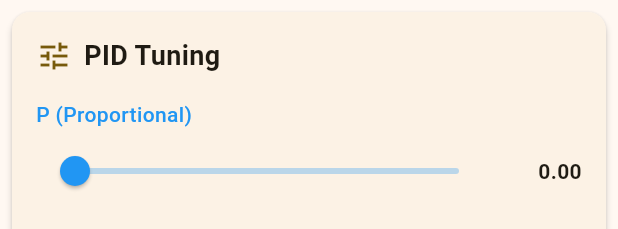
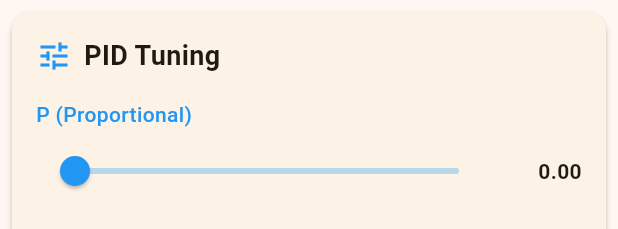
Before and after one commit to Amalshaheen/line_follower_control_center, a Flutter app: the PIDControlPanel widget shown alone on an empty page, opened directly with empty values, on a phone screen of 412 x 824 dp. Shown: the top 229 px of the screen. Run offline on Flutter 3.47's test engine with Material 3 defaults, Android fonts, the phone set to English and light mode, and no system bars; our stand-ins replace flutter_blue_plus, permission_handler.

Commit message:
Change icon color to blue in control panels

```diff
--- a/lib/widgets/control_panels.dart
+++ b/lib/widgets/control_panels.dart
@@ -51,7 +51,7 @@ class _PIDControlPanelState extends State<PIDControlPanel> {
           children: [
             Row(
               children: [
-                Icon(Icons.tune, color: theme.primaryColor),
+                Icon(Icons.tune, color: Colors.blue),
                 const SizedBox(width: 8),
                 const Text(
                   'PID Tuning',
```
